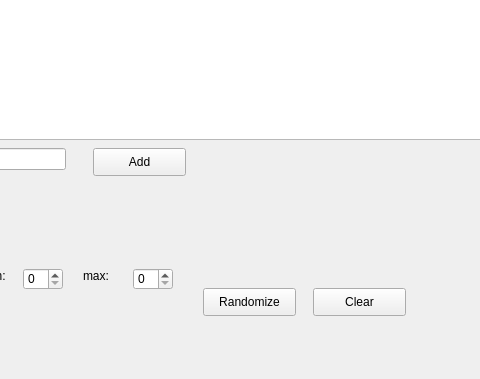
tvz-041/ADS-2-9323, file Trees/TreeWidget.ui: the form before one commit; both pictures show x 97 to 577 and y 232 to 611 of the 760 by 611 pixel window.
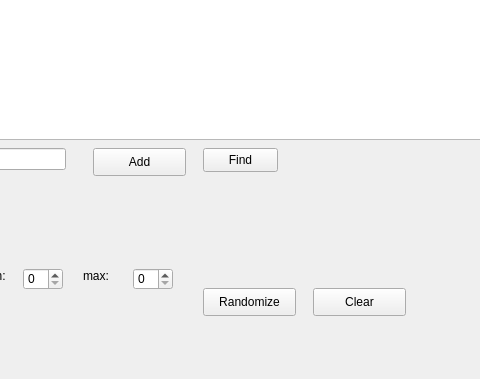
The form after the commit.

Patch:
```diff
--- a/Trees/TreeWidget.ui
+++ b/Trees/TreeWidget.ui
@@ -124,6 +124,19 @@
     <string>Clear</string>
    </property>
   </widget>
+  <widget class="QPushButton" name="pushButton_find">
+   <property name="geometry">
+    <rect>
+     <x>300</x>
+     <y>380</y>
+     <width>75</width>
+     <height>24</height>
+    </rect>
+   </property>
+   <property name="text">
+    <string>Find</string>
+   </property>
+  </widget>
  </widget>
  <resources/>
  <connections/>
```
